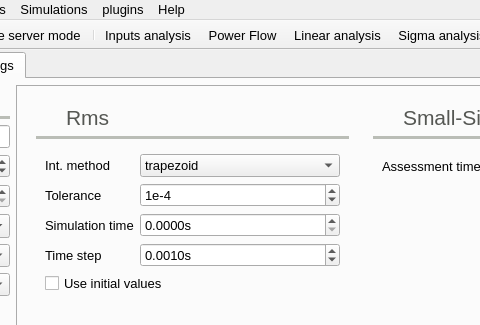
This is src/VeraGrid/Gui/Main/MainWindow.ui in JordiBejarUPC/veragrid-hvdc-bipolar-pfc as Qt 5 draws it before an edit; both pictures show x 250 to 730 and y 0 to 325 of the 1411 by 827 pixel window. The edited form follows.
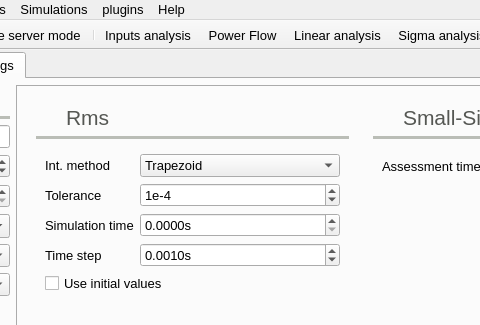
This is the edited form. The open tabs and pages were chosen to show the change. Icons and pictures are not drawn.

Diff of the .ui file:
```diff
--- a/src/VeraGrid/Gui/Main/MainWindow.ui
+++ b/src/VeraGrid/Gui/Main/MainWindow.ui
@@ -7285,7 +7285,7 @@
                     </property>
                     <item>
                      <property name="text">
-                      <string>trapezoid</string>
+                      <string>Trapezoid</string>
                      </property>
                     </item>
                     <item>
```
Left out of the diff: 442 changed lines with no effect on the pictures.
